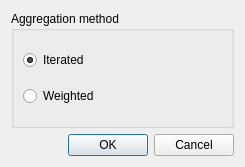
The window that gui/uic/aggregate.ui (prestsoftware/prest) describes before a commit, drawn with Qt 5.
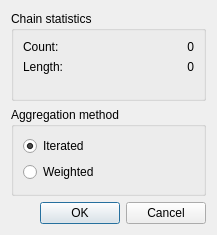
The same window after the commit.

Commit message: Show chain statistics.

```diff
--- a/gui/uic/aggregate.ui
+++ b/gui/uic/aggregate.ui
@@ -6,14 +6,75 @@
    <rect>
     <x>0</x>
     <y>0</y>
-    <width>245</width>
-    <height>167</height>
+    <width>217</width>
+    <height>235</height>
    </rect>
   </property>
   <property name="windowTitle">
    <string>Aggregate preferences</string>
   </property>
   <layout class="QVBoxLayout" name="verticalLayout_2">
+   <item>
+    <widget class="QGroupBox" name="groupBox_2">
+     <property name="title">
+      <string>Chain statistics</string>
+     </property>
+     <layout class="QFormLayout" name="formLayout">
+      <item row="0" column="0">
+       <widget class="QLabel" name="label">
+        <property name="sizePolicy">
+         <sizepolicy hsizetype="Preferred" vsizetype="Preferred">
+          <horstretch>0</horstretch>
+          <verstretch>0</verstretch>
+         </sizepolicy>
+        </property>
+        <property name="text">
+         <string>Count:</string>
+        </property>
+       </widget>
+      </item>
+      <item row="0" column="1">
+       <widget class="QLabel" name="lCount">
+        <property name="sizePolicy">
+         <sizepolicy hsizetype="Expanding" vsizetype="Preferred">
+          <horstretch>0</horstretch>
+          <verstretch>0</verstretch>
+         </sizepolicy>
+        </property>
+        <property name="text">
+         <string>0</string>
+        </property>
+        <property name="alignment">
+         <set>Qt::AlignRight|Qt::AlignTrailing|Qt::AlignVCenter</set>
+        </property>
+       </widget>
+      </item>
+      <item row="1" column="0">
+       <widget class="QLabel" name="label_2">
+        <property name="text">
+         <string>Length:</string>
+        </property>
+       </widget>
+      </item>
+      <item row="1" column="1">
+       <widget class="QLabel" name="lLength">
+        <property name="sizePolicy">
+         <sizepolicy hsizetype="Expanding" vsizetype="Preferred">
+          <horstretch>0</horstretch>
+          <verstretch>0</verstretch>
+         </sizepolicy>
+        </property>
+        <property name="text">
+         <string>0</string>
+        </property>
+        <property name="alignment">
+         <set>Qt::AlignRight|Qt::AlignTrailing|Qt::AlignVCenter</set>
+        </property>
+       </widget>
+      </item>
+     </layout>
+    </widget>
+   </item>
    <item>
     <widget class="QGroupBox" name="groupBox">
      <property name="title">
```
The commit also changes 2 other files.
